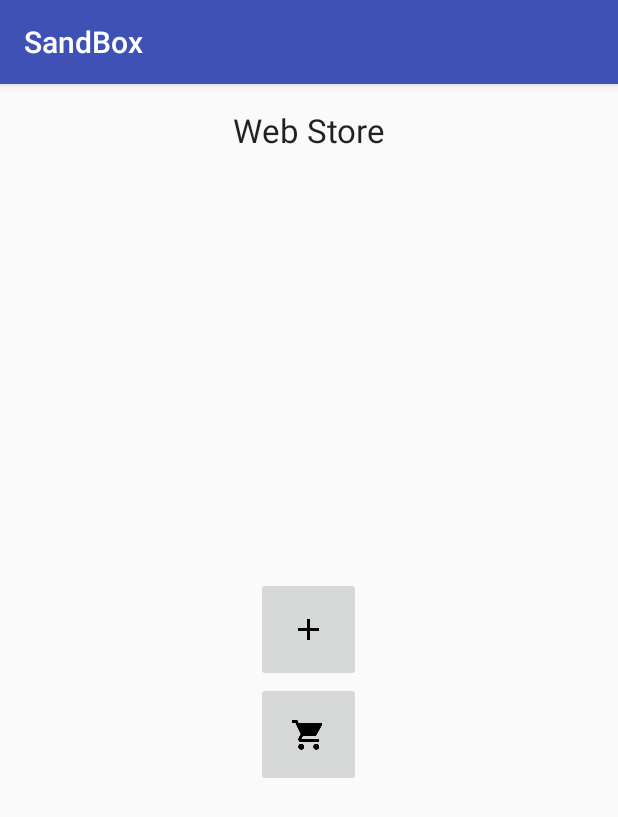
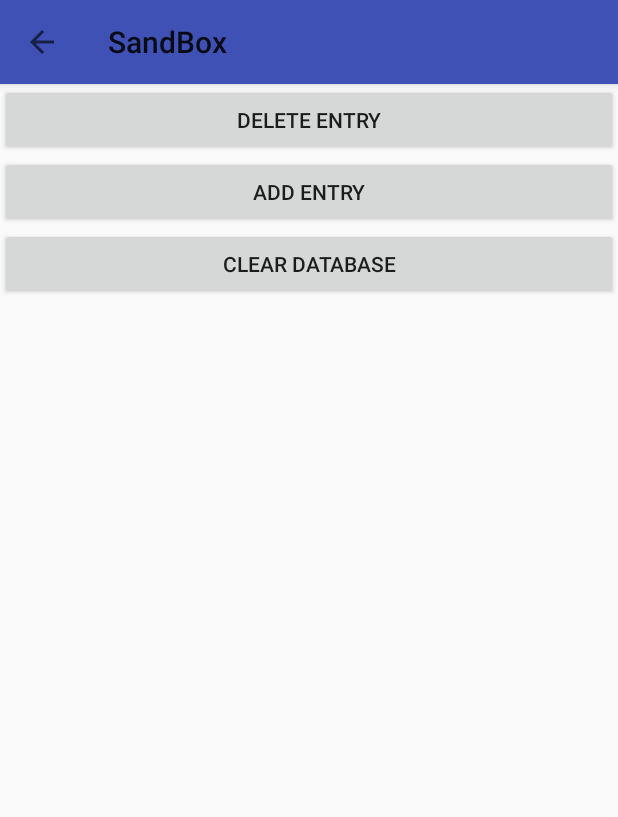
Before and after one commit to acterics/AndroidPractice, an Android app: the MainWebStoreActivity screen opened directly, with no data from a screen before it, on a phone screen of 412 x 824 dp. Shown: the top 817 px of the screen. Run offline under Robolectric (Android 15) with nearby library versions, the phone set to English and light mode, and no system bars; libraries missing offline, so code that uses them is left out: com.mikepenz.iconics, com.mikepenz.materialdrawer; 1 statement that could not run was skipped.

Commit message:
ADDED : 1)Database fragment with add and clear functions 2)New navigation drawer for webstore activity 3)Empty cart fragment UPDATED: 1)Start developing small chat

```diff
--- a/app/build.gradle
+++ b/app/build.gradle
@@ -22,9 +22,10 @@ android {
 dependencies {
     compile fileTree(dir: 'libs', include: ['*.jar'])
     testCompile 'junit:junit:4.12'
-    compile 'com.android.support:appcompat-v7:23.2.1'
 
     compile('com.mikepenz.materialdrawer:library:0.9.5@aar') {
         transitive = true
     }
+    compile 'com.android.support:appcompat-v7:23.2.1'
+    compile 'com.android.support:support-v4:23.2.1'
 }
--- a/app/src/main/java/com/acterics/sandbox/webstore/MainWebStoreActivity.java
+++ b/app/src/main/java/com/acterics/sandbox/webstore/MainWebStoreActivity.java
@@ -1,34 +1,42 @@
 package com.acterics.sandbox.webstore;
 
-import android.content.Intent;
+import android.app.Fragment;
+import android.app.FragmentTransaction;
+
 import android.support.v7.app.AppCompatActivity;
 import android.os.Bundle;
+import android.support.v7.widget.Toolbar;
 import android.util.Log;
 import android.view.View;
-import android.widget.CursorAdapter;
-import android.widget.ImageButton;
-import android.widget.ListView;
-import android.widget.SimpleCursorAdapter;
+import android.widget.AdapterView;
+
 
 import com.acterics.sandbox.R;
-import com.acterics.sandbox.webstore.database.EntryInputActivity;
+import com.acterics.sandbox.utils.Utils;
+import com.acterics.sandbox.webstore.database.CartFragment;
+import com.acterics.sandbox.webstore.database.DatabaseFragment;
 import com.acterics.sandbox.webstore.database.StoreContentReaderContract;
-import com.acterics.sandbox.webstore.database.StoreDatabaseActivity;
-
-import static com.acterics.sandbox.webstore.database.StoreContentReaderContract.*;
+import com.mikepenz.iconics.typeface.FontAwesome;
+import com.mikepenz.materialdrawer.Drawer;
+import com.mikepenz.materialdrawer.model.DividerDrawerItem;
+import com.mikepenz.materialdrawer.model.PrimaryDrawerItem;
+import com.mikepenz.materialdrawer.model.SecondaryDrawerItem;
+import com.mikepenz.materialdrawer.model.interfaces.IDrawerItem;
 
 
+//TODO add orientation changing handler
 
-public class MainWebStoreActivity extends AppCompatActivity implements View.OnClickListener{
+public class MainWebStoreActivity extends AppCompatActivity {
 
 
     private final static String log = "MAIN_WEBSTORE_LOGGER";
 
-    public static StoreContentReaderContract getStoreContentReaderContract() {
-        return storeContentReaderContract;
-    }
+    private Drawer.Result drawerResult= null;
+    private static StoreContentReaderContract storeContentReaderContract;
 
-    private static StoreContentReaderContract storeContentReaderContract;
+    private FragmentTransaction fragmentTransaction = null;
+    private Fragment currentFragment = null;
+
 
 
 
@@ -37,31 +45,112 @@ public class MainWebStoreActivity extends AppCompatActivity implements View.OnCl
         super.onCreate(savedInstanceState);
         setContentView(R.layout.activity_main_web_store);
 
-        ImageButton cartButton = (ImageButton) findViewById(R.id.cart_button);
-        ImageButton entryInputButton = (ImageButton) findViewById(R.id.entry_input_button);
-        assert cartButton != null;
-        assert entryInputButton != null;
+        storeContentReaderContract = new StoreContentReaderContract(this);
 
-        cartButton.setOnClickListener(this);
-        entryInputButton.setOnClickListener(this);
+        fragmentTransaction = getFragmentManager().beginTransaction();
+        fragmentTransaction.add(R.id.fragment_layout, new DatabaseFragment());
+        fragmentTransaction.commit();
 
-        storeContentReaderContract = new StoreContentReaderContract(this);
+        Toolbar toolbar = (Toolbar) findViewById(R.id.web_store_toolbar);
+        try {
+            setSupportActionBar(toolbar);
+            getSupportActionBar().setDisplayHomeAsUpEnabled(true);
+        } catch (Exception e) {
+            Log.e(log, e.getMessage());
+        }
+
+        drawerResult = new Drawer()
+                .withActivity(this)
+                .withToolbar(toolbar)
+                .withActionBarDrawerToggle(true)
+                .withHeader(R.layout.drawer_header)
+                .addDrawerItems(
+                        new PrimaryDrawerItem()
+                            .withName(R.string.database_admin)
+                            .withIdentifier(R.string.database_admin)
+                            .withIcon(FontAwesome.Icon.faw_database),
+                        new PrimaryDrawerItem()
+                            .withName(R.string.cart)
+                            .withIcon(FontAwesome.Icon.faw_shopping_cart)
+                            .withIdentifier(R.string.cart),
+
+                        new DividerDrawerItem(),
+
+                        new SecondaryDrawerItem()
+                            .withName(R.string.options)
+                            .withIcon(FontAwesome.Icon.faw_cog)
+                            .withIdentifier(R.string.options),
+
+                        new DividerDrawerItem(),
+
+                        new SecondaryDrawerItem()
+                            .withName(R.string.exit)
+                            .withIdentifier(R.string.exit)
+                            .withIcon(FontAwesome.Icon.faw_eraser)
+                )
+                .withOnDrawerListener(new Drawer.OnDrawerListener() {
+                    @Override
+                    public void onDrawerOpened(View drawerView) {
+                        Utils.hideSoftKeyBoard(MainWebStoreActivity.this);
+                    }
+
+                    @Override
+                    public void onDrawerClosed(View drawerView) {
+                    }
+                })
+                .withOnDrawerItemClickListener(new Drawer.OnDrawerItemClickListener() {
+                    @Override
+                    public void onItemClick(AdapterView<?> parent, View view, int position, long id, IDrawerItem drawerItem) {
+
+                        fragmentTransaction = getFragmentManager().beginTransaction();
+
+
+
+                        int identifier = 0;
+                        try {
+                            identifier = drawerItem.getIdentifier();
+                        } catch (Exception e) {
+                            Log.e(log, e.getMessage());
+                        }
+
+
+                        switch (identifier) {
+                            case R.string.database_admin:
+                                currentFragment = new DatabaseFragment();
+                                break;
+                            case R.string.cart:
+                                currentFragment = new CartFragment();
+                                break;
+                            case R.string.options:
+                                break;
+                            case R.string.exit:
+                                MainWebStoreActivity.super.onBackPressed();
+                                break;
+
+                        }
+                        if(currentFragment != null) {
+                            fragmentTransaction.replace(R.id.fragment_layout, currentFragment);
+                            fragmentTransaction.commit();
+                        }
+                    }
+                })
+                .withDrawerWidthDp(300)
+                .build();
+    }
+
+    @Override
+    public void onBackPressed() {
+        if(drawerResult.isDrawerOpen()) {
+            drawerResult.closeDrawer();
+        } else {
+            super.onBackPressed();
+        }
 
     }
 
-    @Override
-    public void onClick(View v) {
-        Log.i(log, "Item clicked with id " + v.getId());
-        Intent intent;
-        switch (v.getId()) {
-            case R.id.cart_button :
-                intent= new Intent(this, StoreDatabaseActivity.class);
-                startActivity(intent);
-                break;
-            case R.id.entry_input_button :
-                intent = new Intent(this, EntryInputActivity.class);
-                startActivity(intent);
-                break;
-        }
+
+
+    public static StoreContentReaderContract getStoreContentReaderContract() {
+        return storeContentReaderContract;
     }
 }
--- /dev/null
+++ b/app/src/main/java/com/acterics/sandbox/webstore/database/DatabaseFragment.java
@@ -0,0 +1,95 @@
+package com.acterics.sandbox.webstore.database;
+
+import android.app.Fragment;
+import android.content.Intent;
+import android.database.Cursor;
+import android.os.Bundle;
+import android.support.annotation.Nullable;
+import android.view.LayoutInflater;
+import android.view.View;
+import android.view.ViewGroup;
+import android.widget.Button;
+import android.widget.ListView;
+import android.widget.SimpleCursorAdapter;
+
+import com.acterics.sandbox.R;
+import com.acterics.sandbox.webstore.MainWebStoreActivity;
+
+import static com.acterics.sandbox.webstore.database.StoreContentReaderContract.StoreContentEntry.COLUMN_NAME_PRICE;
+import static com.acterics.sandbox.webstore.database.StoreContentReaderContract.StoreContentEntry.COLUMN_NAME_PRODUCT;
+import static com.acterics.sandbox.webstore.database.StoreContentReaderContract.StoreContentEntry.COLUMN_NAME_SELL_DATE;
+
+/**
+ * Created by User on 12.06.2016.
+ */
+public class DatabaseFragment extends Fragment {
+
+    ListView databaseContentList = null;
+
+
+    @Nullable
+    @Override
+    public View onCreateView(LayoutInflater inflater, ViewGroup container, Bundle savedInstanceState) {
+
+
+
+        View v = inflater.inflate(R.layout.fragment_database, null);
+
+        databaseContentList = (ListView) v.findViewById(R.id.database_content_list);
+
+
+
+        Button addEntryButton = (Button) v.findViewById(R.id.add_entry_button);
+        Button clearDatabaseButton = (Button) v.findViewById(R.id.clear_database_button);
+        assert addEntryButton != null;
+
+        addEntryButton.setOnClickListener(new View.OnClickListener() {
+            @Override
+            public void onClick(View v) {
+                Intent entryInputDialogIntent = new Intent(getActivity(), EntryInputActivity.class);
+                startActivity(entryInputDialogIntent);
+            }
+        });
+
+        clearDatabaseButton.setOnClickListener(new View.OnClickListener() {
+            @Override
+            public void onClick(View v) {
+                    onPause();
+                    MainWebStoreActivity.getStoreContentReaderContract().clear(DatabaseFragment.this.getActivity());
+            }
+        });
+
+
+        return v;
+
+    }
+
+    @Override
+    public void onResume() {
+        refreshDatabase();
+        super.onResume();
+    }
+
+
+    private void refreshDatabase() {
+        String[] from = {COLUMN_NAME_PRODUCT, COLUMN_NAME_PRICE, COLUMN_NAME_SELL_DATE};
+        int[] to = {R.id.product_name_field, R.id.product_price_field, R.id.product_date_field};
+
+        try {
+            Cursor databaseCursor = MainWebStoreActivity.getStoreContentReaderContract().read();
+            if(databaseCursor == null) {
+                MainWebStoreActivity.getStoreContentReaderContract().create();
+                databaseContentList.setAdapter(null);
+            }
+            else {
+                databaseContentList.setAdapter(new SimpleCursorAdapter(getActivity(),
+                        R.layout.store_content_item,
+                        MainWebStoreActivity.getStoreContentReaderContract().read(),
+                        from,
+                        to));
+            }
+        } catch (Exception e) {
+            e.printStackTrace();
+        }
+    }
+}
--- a/app/src/main/java/com/acterics/sandbox/webstore/database/EntryInputActivity.java
+++ b/app/src/main/java/com/acterics/sandbox/webstore/database/EntryInputActivity.java
@@ -97,9 +97,6 @@ public class EntryInputActivity extends AppCompatActivity {
 
 
     private static boolean isEmptyField(TextView v) {
-        if(v.getText().toString().isEmpty()) {
-            return true;
-        }
-        return false;
+        return v.getText().toString().isEmpty();
     }
 }
--- a/app/src/main/java/com/acterics/sandbox/webstore/database/StoreDatabaseActivity.java
+++ b/app/src/main/java/com/acterics/sandbox/webstore/database/StoreDatabaseActivity.java
@@ -58,6 +58,8 @@ public class StoreDatabaseActivity extends AppCompatActivity {
             Log.e(log, e.getMessage());
         }
     }
+
+
 
 //        storeContentList.setOnItemClickListener(new AdapterView.OnItemClickListener() {
 //            @Override
--- a/app/src/main/res/layout/activity_main_web_store.xml
+++ b/app/src/main/res/layout/activity_main_web_store.xml
@@ -4,45 +4,24 @@
     android:layout_width="match_parent"
     android:layout_height="match_parent"
     android:orientation="vertical"
-    android:paddingBottom="@dimen/activity_vertical_margin"
-    android:paddingLeft="@dimen/activity_horizontal_margin"
-    android:paddingRight="@dimen/activity_horizontal_margin"
-    android:paddingTop="@dimen/activity_vertical_margin"
     tools:context=".webstore.MainWebStoreActivity">
+    <android.support.v7.widget.Toolbar
+        android:layout_width="match_parent"
+        android:layout_height="wrap_content"
+        android:id="@+id/web_store_toolbar"
+        android:background="?attr/colorPrimary"
+        android:elevation="4dp"
+        android:minHeight="?attr/actionBarSize"
+        android:transitionName="actionBar">
 
-    <TextView
-        android:layout_width="wrap_content"
-        android:layout_height="wrap_content"
-        android:textAppearance="?android:attr/textAppearanceLarge"
-        android:text="@string/web_store"
-        android:id="@+id/web_store_title"
-        android:layout_gravity="center_horizontal" />
+    </android.support.v7.widget.Toolbar>
 
     <FrameLayout
         android:layout_width="match_parent"
         android:layout_height="match_parent"
-        android:layout_weight="1">
+        android:id="@+id/fragment_layout">
 
-        <ImageButton
-            android:layout_width="70dp"
-            android:layout_height="70dp"
-            android:id="@+id/entry_input_button"
-            android:src="@drawable/ic_add_black_24dp"
-            android:layout_gravity="center_horizontal|bottom" />
     </FrameLayout>
 
-    <FrameLayout
-        android:layout_width="match_parent"
-        android:layout_height="match_parent"
-        android:layout_weight="1">
-
-        <ImageButton
-            android:layout_width="70dp"
-            android:layout_height="70dp"
-            android:id="@+id/cart_button"
-            android:src="@drawable/ic_shopping_cart_black_24dp"
-            android:layout_gravity="center_horizontal|top"
-            android:contentDescription="@string/cart_button_description" />
-    </FrameLayout>
 
 </LinearLayout>
--- a/app/src/main/res/layout/activity_one.xml
+++ b/app/src/main/res/layout/activity_one.xml
@@ -5,7 +5,7 @@
     tools:context=".ActivityOne">
 
     <android.support.v7.widget.Toolbar
-        android:id="@+id/toolbar"
+        android:id="@+id/main_toolbar"
         android:layout_width="match_parent"
         android:layout_height="wrap_content"
         android:background="?attr/colorPrimary"
--- /dev/null
+++ b/app/src/main/res/layout/fragment_database.xml
@@ -0,0 +1,36 @@
+<?xml version="1.0" encoding="utf-8"?>
+<LinearLayout xmlns:android="http://schemas.android.com/apk/res/android"
+    android:orientation="vertical" android:layout_width="match_parent"
+    android:layout_height="match_parent">
+
+    <Button
+        android:layout_width="match_parent"
+        android:layout_height="wrap_content"
+        android:text="@string/delete_entry"
+        android:id="@+id/delete_entry_button" />
+
+    <Button
+        android:layout_width="match_parent"
+        android:layout_height="wrap_content"
+        android:text="@string/add_entry"
+        android:id="@+id/add_entry_button" />
+
+    <Button
+        android:layout_width="match_parent"
+        android:layout_height="wrap_content"
+        android:text="@string/clear_database"
+        android:id="@+id/clear_database_button" />
+
+    <LinearLayout
+        android:orientation="vertical"
+        android:layout_width="match_parent"
+        android:layout_height="wrap_content"
+        android:layout_gravity="center_horizontal">
+
+        <ListView
+            android:layout_width="match_parent"
+            android:layout_height="wrap_content"
+            android:id="@+id/database_content_list" />
+    </LinearLayout>
+
+</LinearLayout>
--- a/app/src/main/res/values/strings.xml
+++ b/app/src/main/res/values/strings.xml
@@ -1,9 +1,9 @@
 <resources>
     <string name="app_name">SandBox</string>
     <string name="activity_one_title">Projects</string>
-    <string name="web_store">Web Store</string>
+
     <string name="store_content">Store content</string>
-    <string name="cart">Cart</string>
+
     <string name="cancel">Cancel</string>
     <string name="apply">Apply</string>
     <string name="add_button_description">Add store item to cart</string>
@@ -13,19 +13,39 @@
     <string name="product_name">Product name</string>
     <string name="product_price">Product price</string>
     <string name="product_date">Product date</string>
+
     <string name="date">Date</string>
     <string name="clear">Clear</string>
     <string name="add">Add</string>
+
+
     <string name="toast_fill_empty_field">Fill empty field(s)</string>
     <string name="toast_entry_added_successfully">Entry added successfully</string>
     <string name="toast_already_added_in_list">Item has already added in the list</string>
     <string name="toast_unhandled_item">Unhandled item</string>
+
+
     <string name="drawer_has_opened">Drawer has opened</string>
     <string name="drawer_has_closed">Drawer has closed</string>
+
+    <string name="web_store">Web Store</string>
     <string name="options">Options</string>
     <string name="main_page">Main Page</string>
     <string name="help">Help</string>
     <string name="open_source">Open Source</string>
 
+    <string name="database_admin">Database admin</string>
+    <string name="cart">Cart</string>
+    <string name="exit">Exit</string>
+    <string name="delete_entry">Delete entry</string>
+    <string name="add_entry">Add entry</string>
+    <string name="clear_database">Clear database</string>
+
+    <string name="warning">Warning!</string>
+    <string name="clear_warning_message">Are you sure that you want to clear database?</string>
+
+    <string name="chat">Chat</string>
+
+
 
 </resources>
--- a/app/src/main/res/values/styles.xml
+++ b/app/src/main/res/values/styles.xml
@@ -6,7 +6,7 @@
         <item name="colorAccent">@color/colorSandAccent</item>
     </style>
 
-    <style name="WebStoreTheme" parent="Theme.AppCompat.Light.DarkActionBar">
+    <style name="WebStoreTheme" parent="Theme.AppCompat.Light.NoActionBar">
         <item name="colorPrimary">@color/colorPrimary</item>
         <item name="colorPrimaryDark">@color/colorPrimaryDark</item>
         <item name="colorAccent">@color/colorAccent</item>
```
Also changed, not shown: app/src/main/java/com/acterics/sandbox/ActivityOne.java (+12 -17 lines), app/src/main/java/com/acterics/sandbox/utils/Utils.java (+36 -0 lines), app/src/main/java/com/acterics/sandbox/webstore/database/CartFragment.java (added, +31 -0 lines), app/src/main/java/com/acterics/sandbox/webstore/database/StoreContentReaderContract.java (+42 -0 lines), app/src/main/res/layout/fragment_cart.xml (added, +13 -0 lines), app/src/main/res/layout/store_content_item.xml (+10 -2 lines).
